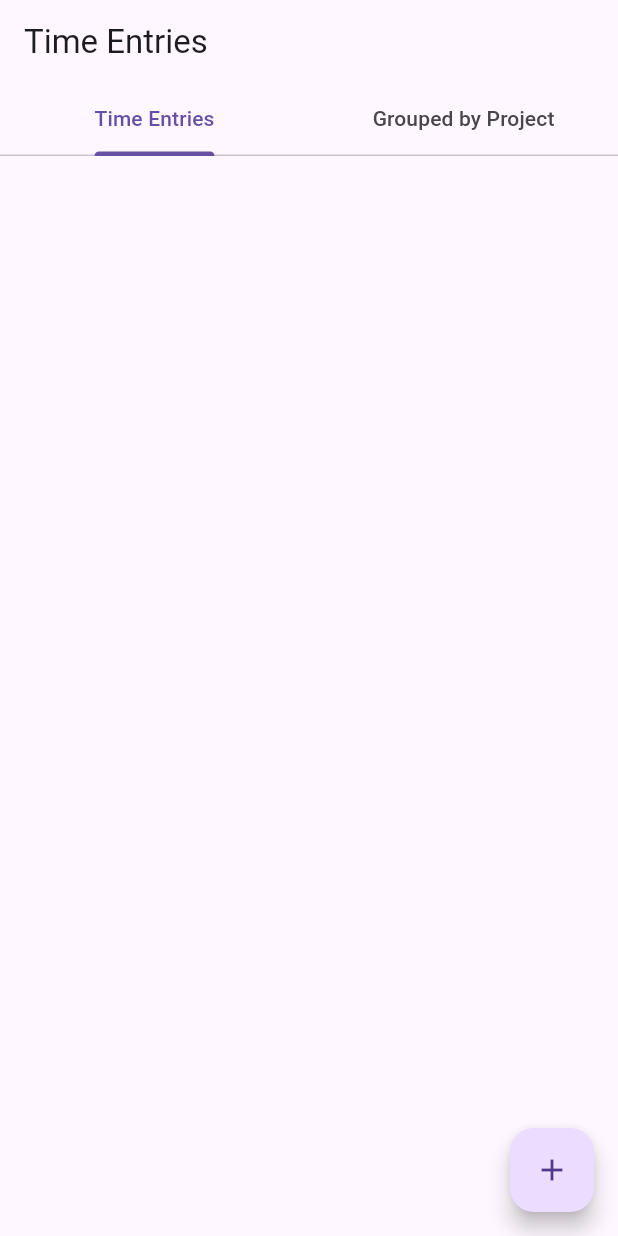
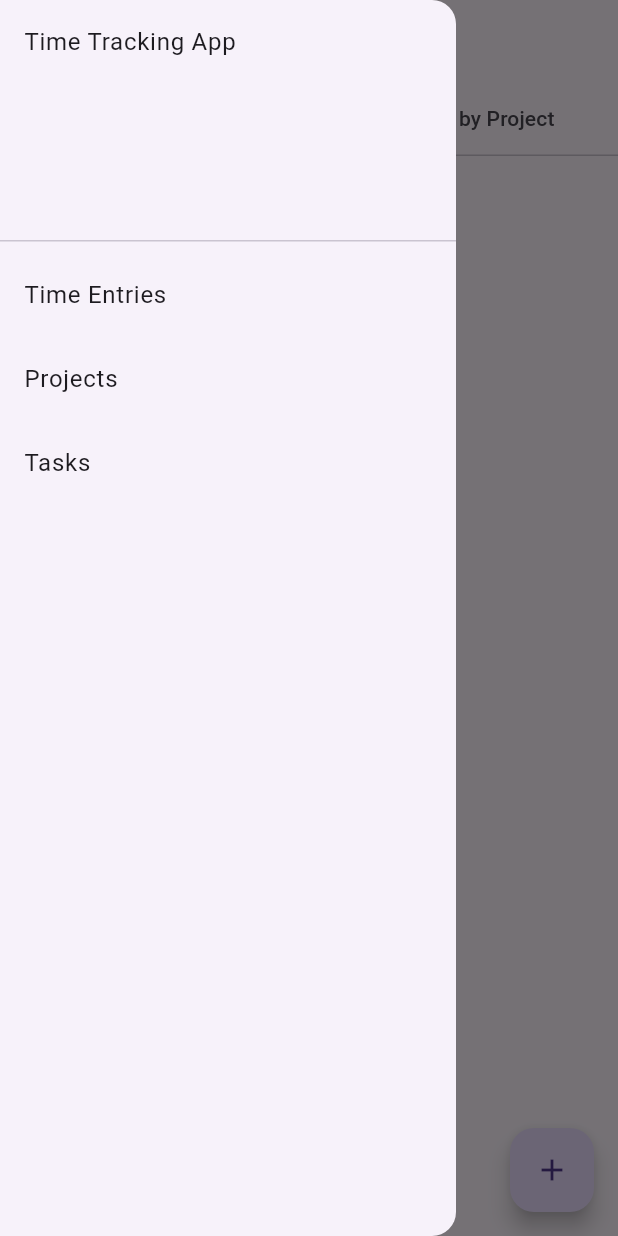
Before and after one commit to dai10512/time_tracking, a Flutter app: the screen it shows after launch, with the side drawer open (before the commit the screen has no drawer), on a phone screen of 412 x 824 dp. Run offline on Flutter 3.47's test engine with Material 3 defaults, Android fonts, the phone set to English and light mode, and no system bars; our stand-ins replace localstorage.

Commit message:
Add drawer navigation and update UI for home screen

```diff
--- a/lib/main.dart
+++ b/lib/main.dart
@@ -21,11 +21,11 @@ class MyApp extends StatelessWidget {
   Widget build(BuildContext context) {
     return MultiProvider(
       providers: [
-        Provider<TimeEntryProvider>(
-            create: (context) => TimeEntryProvider(localStorage: localStorage)),
-        Provider<ProjectProvider>(
+        ChangeNotifierProvider<TimeEntryProvider>(
+            create: (context) => TimeEntryProvider(localStorage)),
+        ChangeNotifierProvider<ProjectProvider>(
             create: (context) => ProjectProvider(localStorage: localStorage)),
-        Provider<TaskProvider>(
+        ChangeNotifierProvider<TaskProvider>(
             create: (context) => TaskProvider(localStorage: localStorage)),
       ],
       child: MaterialApp(
--- a/lib/providers/time_entry_provider.dart
+++ b/lib/providers/time_entry_provider.dart
@@ -4,17 +4,17 @@ import 'package:localstorage/localstorage.dart';
 import '../models/time_entry.dart';
 
 class TimeEntryProvider with ChangeNotifier {
-  late final LocalStorage _storage;
+  final LocalStorage storage;
 
   List<TimeEntry> _entries = [];
   List<TimeEntry> get entries => _entries;
 
-  TimeEntryProvider({required LocalStorage localStorage}) : _storage = localStorage {
+  TimeEntryProvider(this.storage) {
     _loadStorage();
   }
 
   void _loadStorage() {
-    final storedData = _storage.getItem('timeEntries') ?? [];
+    final storedData = storage.getItem('timeEntries') ?? [];
     _entries = (storedData as List).map((e) => TimeEntry.fromJson(e)).toList();
   }
 
--- a/lib/screens/home_screen.dart
+++ b/lib/screens/home_screen.dart
@@ -18,6 +18,33 @@ class HomeScreen extends StatelessWidget {
             tabs: [
               Tab(text: 'Time Entries'),
               Tab(text: 'Grouped by Project'),
+            ],
+          ),
+        ),
+        drawer: Drawer(
+          child: ListView(
+            children: [
+              DrawerHeader(
+                child: Text('Time Tracking App'),
+              ),
+              ListTile(
+                title: Text('Time Entries'),
+                onTap: () {
+                  Navigator.pop(context);
+                },
+              ),
+              ListTile(
+                title: Text('Projects'),
+                onTap: () {
+                  Navigator.pop(context);
+                },
+              ),
+              ListTile(
+                title: Text('Tasks'),
+                onTap: () {
+                  Navigator.pop(context);
+                },
+              ),
             ],
           ),
         ),
@@ -49,7 +76,8 @@ class HomeScreen extends StatelessWidget {
                   itemBuilder: (context, index) {
                     final entry = provider.entries[index];
                     return ListTile(
-                      title: Text('${entry.projectId} - ${entry.totalTime} hours'),
+                      title:
+                          Text('${entry.projectId} - ${entry.totalTime} hours'),
                     );
                   },
                 );
@@ -61,7 +89,9 @@ class HomeScreen extends StatelessWidget {
           onPressed: () {
             Navigator.push(
               context,
-              MaterialPageRoute(builder: (context) => AddTimeEntryScreen()),
+              MaterialPageRoute(
+                  fullscreenDialog: true,
+                  builder: (context) => AddTimeEntryScreen()),
             );
           },
           tooltip: 'Add Time Entry',
```
